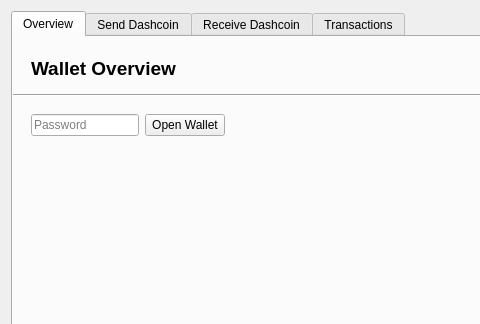
Before: the Qt Designer form dashcoinwallet.ui in pwstegman/DashcoinWalletGUI, drawn with Qt 5; both pictures show x 0 to 480 and y 0 to 324 of the 750 by 481 pixel window.
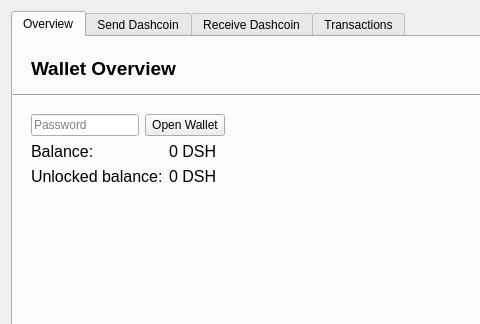
After: the same form once the commit is applied.

Commit message: Shows balance

Patch:
```diff
--- a/dashcoinwallet.ui
+++ b/dashcoinwallet.ui
@@ -185,6 +185,86 @@
                 </layout>
                </widget>
               </item>
+              <item row="1" column="0">
+               <widget class="QWidget" name="balance" native="true">
+                <property name="minimumSize">
+                 <size>
+                  <width>10</width>
+                  <height>10</height>
+                 </size>
+                </property>
+                <layout class="QFormLayout" name="formLayout_2">
+                 <property name="leftMargin">
+                  <number>0</number>
+                 </property>
+                 <property name="topMargin">
+                  <number>0</number>
+                 </property>
+                 <property name="rightMargin">
+                  <number>0</number>
+                 </property>
+                 <property name="bottomMargin">
+                  <number>0</number>
+                 </property>
+                 <item row="1" column="0">
+                  <widget class="QLabel" name="label_2">
+                   <property name="font">
+                    <font>
+                     <pointsize>12</pointsize>
+                     <weight>50</weight>
+                     <bold>false</bold>
+                    </font>
+                   </property>
+                   <property name="text">
+                    <string>Balance:</string>
+                   </property>
+                  </widget>
+                 </item>
+                 <item row="2" column="0">
+                  <widget class="QLabel" name="label_3">
+                   <property name="font">
+                    <font>
+                     <pointsize>12</pointsize>
+                     <weight>50</weight>
+                     <bold>false</bold>
+                    </font>
+                   </property>
+                   <property name="text">
+                    <string>Unlocked balance:</string>
+                   </property>
+                  </widget>
+                 </item>
+                 <item row="1" column="1">
+                  <widget class="QLabel" name="balance_txt">
+                   <property name="font">
+                    <font>
+                     <pointsize>12</pointsize>
+                     <weight>50</weight>
+                     <bold>false</bold>
+                    </font>
+                   </property>
+                   <property name="text">
+                    <string>0 DSH</string>
+                   </property>
+                  </widget>
+                 </item>
+                 <item row="2" column="1">
+                  <widget class="QLabel" name="balance_unlocked_txt">
+                   <property name="font">
+                    <font>
+                     <pointsize>12</pointsize>
+                     <weight>50</weight>
+                     <bold>false</bold>
+                    </font>
+                   </property>
+                   <property name="text">
+                    <string>0 DSH</string>
+                   </property>
+                  </widget>
+                 </item>
+                </layout>
+               </widget>
+              </item>
              </layout>
             </widget>
            </item>
```
The commit also changes 2 other files.
